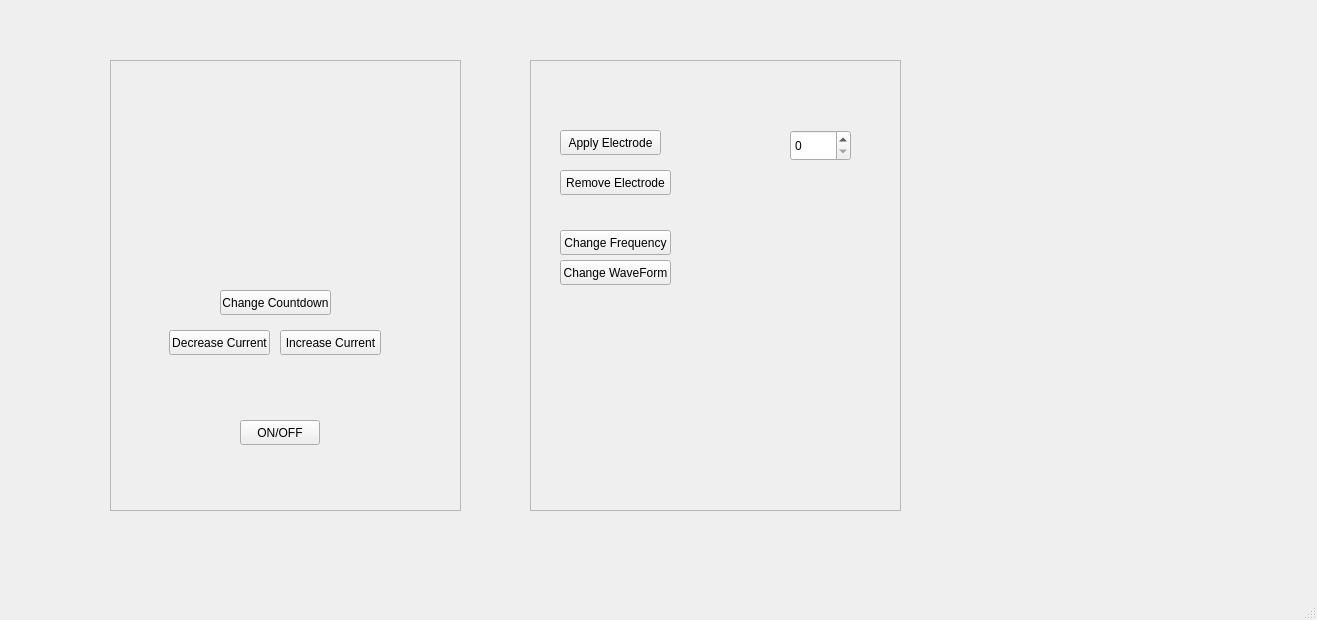
Qt form ces-device-simulator/mainwindow.ui (olleosa/3004-CES-Device-Simulator) before a commit.
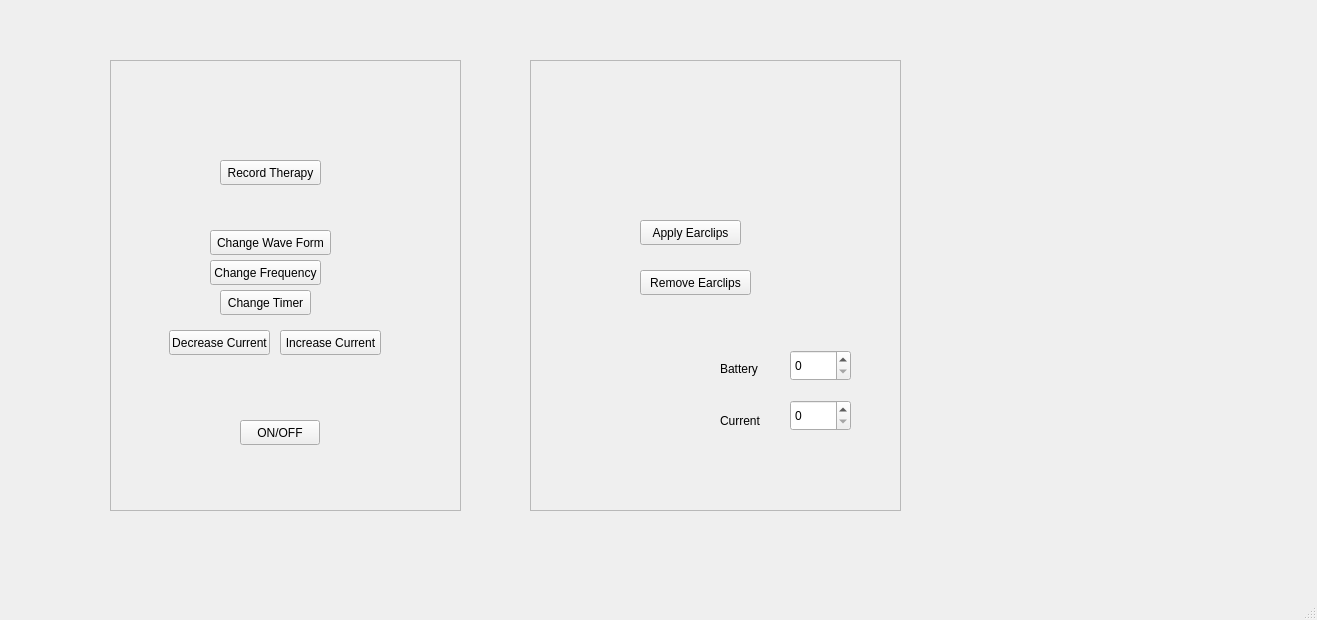
The same form after that commit.

Commit message: added timer, power on/off and functions we'll need later

Patch:
```diff
--- a/ces-device-simulator/mainwindow.ui
+++ b/ces-device-simulator/mainwindow.ui
@@ -76,12 +76,51 @@
       <rect>
        <x>110</x>
        <y>230</y>
+       <width>91</width>
+       <height>25</height>
+      </rect>
+     </property>
+     <property name="text">
+      <string>Change Timer</string>
+     </property>
+    </widget>
+    <widget class="QPushButton" name="pushButton">
+     <property name="geometry">
+      <rect>
+       <x>110</x>
+       <y>100</y>
+       <width>101</width>
+       <height>25</height>
+      </rect>
+     </property>
+     <property name="text">
+      <string>Record Therapy</string>
+     </property>
+    </widget>
+    <widget class="QPushButton" name="changeFrequencyButton">
+     <property name="geometry">
+      <rect>
+       <x>100</x>
+       <y>200</y>
        <width>111</width>
        <height>25</height>
       </rect>
      </property>
      <property name="text">
-      <string>Change Countdown</string>
+      <string>Change Frequency</string>
+     </property>
+    </widget>
+    <widget class="QPushButton" name="changeWaveFormButton">
+     <property name="geometry">
+      <rect>
+       <x>100</x>
+       <y>170</y>
+       <width>121</width>
+       <height>25</height>
+      </rect>
+     </property>
+     <property name="text">
+      <string>Change Wave Form</string>
      </property>
     </widget>
    </widget>
@@ -103,21 +142,21 @@
     <widget class="QPushButton" name="applyElectrodeButton">
      <property name="geometry">
       <rect>
-       <x>30</x>
-       <y>70</y>
+       <x>110</x>
+       <y>160</y>
        <width>101</width>
        <height>25</height>
       </rect>
      </property>
      <property name="text">
-      <string>Apply Electrode</string>
+      <string>Apply Earclips</string>
      </property>
     </widget>
     <widget class="QSpinBox" name="batteryLevel">
      <property name="geometry">
       <rect>
        <x>260</x>
-       <y>70</y>
+       <y>290</y>
        <width>61</width>
        <height>31</height>
       </rect>
@@ -129,40 +168,53 @@
     <widget class="QPushButton" name="removeElectrodeButton">
      <property name="geometry">
       <rect>
-       <x>30</x>
-       <y>110</y>
+       <x>110</x>
+       <y>210</y>
        <width>111</width>
        <height>25</height>
       </rect>
      </property>
      <property name="text">
-      <string>Remove Electrode</string>
+      <string>Remove Earclips</string>
      </property>
     </widget>
-    <widget class="QPushButton" name="changeFrequencyButton">
+    <widget class="QSpinBox" name="currentSpinBox">
      <property name="geometry">
       <rect>
-       <x>30</x>
-       <y>170</y>
-       <width>111</width>
-       <height>25</height>
+       <x>260</x>
+       <y>340</y>
+       <width>61</width>
+       <height>31</height>
       </rect>
      </property>
+     <property name="maximum">
+      <number>1000</number>
+     </property>
+    </widget>
+    <widget class="QLabel" name="label">
+     <property name="geometry">
+      <rect>
+       <x>190</x>
+       <y>300</y>
+       <width>54</width>
+       <height>17</height>
+      </rect>
+     </property>
      <property name="text">
-      <string>Change Frequency</string>
+      <string>Battery</string>
      </property>
     </widget>
-    <widget class="QPushButton" name="changeWaveformButton">
+    <widget class="QLabel" name="label_2">
      <property name="geometry">
       <rect>
-       <x>30</x>
-       <y>200</y>
-       <width>111</width>
-       <height>25</height>
+       <x>190</x>
+       <y>350</y>
+       <width>51</width>
+       <height>21</height>
       </rect>
      </property>
      <property name="text">
-      <string>Change WaveForm</string>
+      <string>Current</string>
      </property>
     </widget>
    </widget>
```
Left out of the diff: 8 changed lines with no effect on the pictures. The commit also changes 6 other files.
